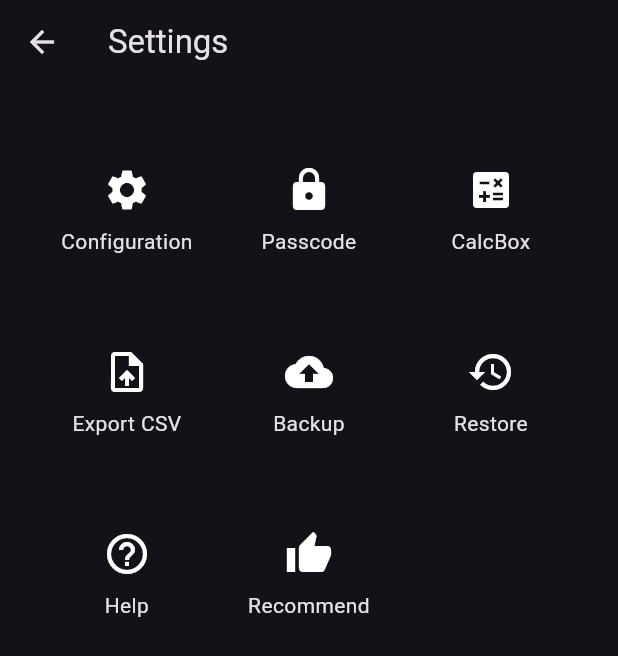
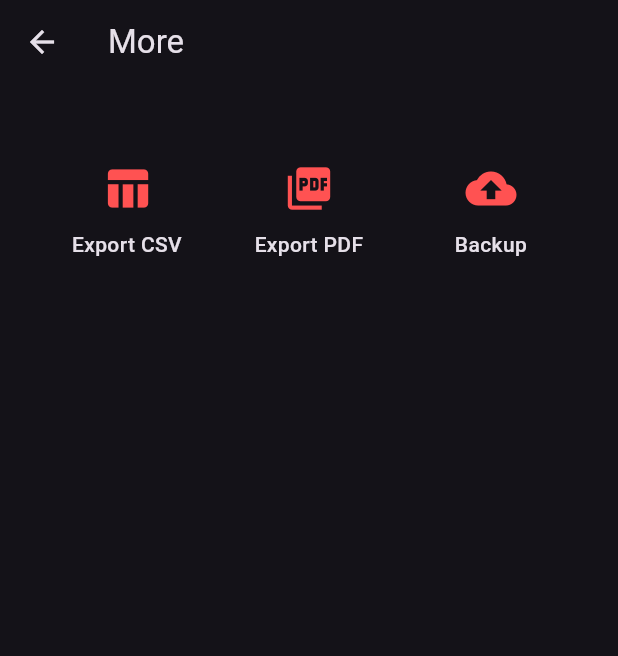
Before and after one commit to DevvBhuva/spendwise, a Flutter app: the SettingsScreen screen opened directly, on a phone screen of 412 x 824 dp. Shown: the top 656 px of the screen. Run offline on Flutter 3.47's test engine with Material 3 defaults, Android fonts, the phone set to English and light mode, and no system bars; our stand-ins replace file_picker, fl_chart, pdf, share_plus, sqflite; accounts and stored records are empty.

Commit message:
export data to CSV & PDF

```diff
--- a/lib/features/settings/settings_screen.dart
+++ b/lib/features/settings/settings_screen.dart
@@ -1,43 +1,31 @@
+import 'dart:io';
 import 'package:flutter/material.dart';
+import 'package:file_picker/file_picker.dart';
+
 import '../../data/repositories/transaction_repository.dart';
 import '../../utils/export_csv.dart';
+import '../../utils/export_pdf.dart';
 import '../../utils/backup_service.dart';
-import 'dart:io';
-import 'package:file_picker/file_picker.dart';
 
 class SettingsScreen extends StatelessWidget {
   const SettingsScreen({super.key});
 
   @override
   Widget build(BuildContext context) {
-    final TransactionRepository repo = TransactionRepository();
-    final BackupService backupService = BackupService();
+    final repo = TransactionRepository();
+    final backupService = BackupService();
 
     return Scaffold(
-      appBar: AppBar(title: const Text('Settings')),
+      appBar: AppBar(
+        title: const Text('More'),
+      ),
       body: GridView.count(
         crossAxisCount: 3,
         padding: const EdgeInsets.all(24),
         children: [
-          _SettingItem(
-            icon: Icons.settings,
-            label: 'Configuration',
-            onTap: () {},
-          ),
-          _SettingItem(
-            icon: Icons.lock,
-            label: 'Passcode',
-            onTap: () {},
-          ),
-          _SettingItem(
-            icon: Icons.calculate,
-            label: 'CalcBox',
-            onTap: () {},
-          ),
-
           /// 📤 EXPORT CSV
           _SettingItem(
-            icon: Icons.upload_file,
+            icon: Icons.table_chart,
             label: 'Export CSV',
             onTap: () async {
               final data = await repo.getAllTransactions();
@@ -51,7 +39,23 @@ class SettingsScreen extends StatelessWidget {
             },
           ),
 
-          /// 💾 BACKUP JSON
+          /// 📄 EXPORT PDF
+          _SettingItem(
+            icon: Icons.picture_as_pdf,
+            label: 'Export PDF',
+            onTap: () async {
+              final data = await repo.getAllTransactions();
+              final file = await PdfExporter.exportTransactions(data);
+
+              ScaffoldMessenger.of(context).showSnackBar(
+                SnackBar(
+                  content: Text('PDF saved:\n${file.path}'),
+                ),
+              );
+            },
+          ),
+
+          /// 💾 BACKUP (JSON)
           _SettingItem(
             icon: Icons.backup,
             label: 'Backup',
@@ -69,45 +73,13 @@ class SettingsScreen extends StatelessWidget {
               );
             },
           ),
-
-          /// ♻ RESTORE JSON
-          _SettingItem(
-            icon: Icons.restore,
-            label: 'Restore',
-            onTap: () async {
-              final result = await FilePicker.platform.pickFiles(
-                type: FileType.custom,
-                allowedExtensions: ['json'],
-              );
-
-              if (result != null && result.files.single.path != null) {
-                final file = File(result.files.single.path!);
-                await backupService.importBackup(file);
-
-                ScaffoldMessenger.of(context).showSnackBar(
-                  const SnackBar(
-                    content: Text('Data restored successfully'),
-                  ),
-                );
-              }
-            },
-          ),
-
-          _SettingItem(
-            icon: Icons.help_outline,
-            label: 'Help',
-            onTap: () {},
-          ),
-          _SettingItem(
-            icon: Icons.thumb_up,
-            label: 'Recommend',
-            onTap: () {},
-          ),
         ],
       ),
     );
   }
 }
+
+/* ================= ITEM ================= */
 
 class _SettingItem extends StatelessWidget {
   final IconData icon;
@@ -128,9 +100,13 @@ class _SettingItem extends StatelessWidget {
       child: Column(
         mainAxisAlignment: MainAxisAlignment.center,
         children: [
-          Icon(icon, size: 32),
-          const SizedBox(height: 8),
-          Text(label, textAlign: TextAlign.center),
+          Icon(icon, size: 34, color: Colors.redAccent),
+          const SizedBox(height: 10),
+          Text(
+            label,
+            textAlign: TextAlign.center,
+            style: const TextStyle(fontWeight: FontWeight.w500),
+          ),
         ],
       ),
     );
--- a/pubspec.yaml
+++ b/pubspec.yaml
@@ -37,6 +37,7 @@ dependencies:
   intl: ^0.19.0
   file_picker: ^8.0.0
   path: ^1.9.0
+  pdf: ^3.10.8
 
   # The following adds the Cupertino Icons font to your application.
   # Use with the CupertinoIcons class for iOS style icons.
```
Also changed, not shown: lib/features/transactions/transactions_screen.dart (+15 -29 lines), lib/utils/export_pdf.dart (added, +68 -0 lines), pubspec.lock.
